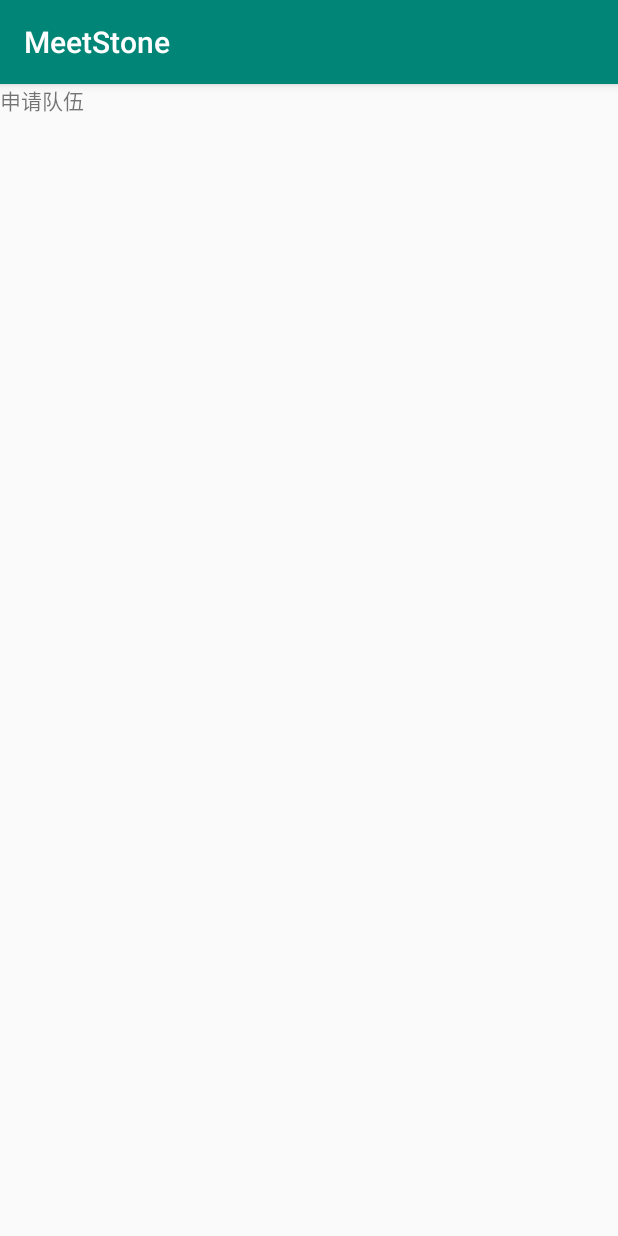
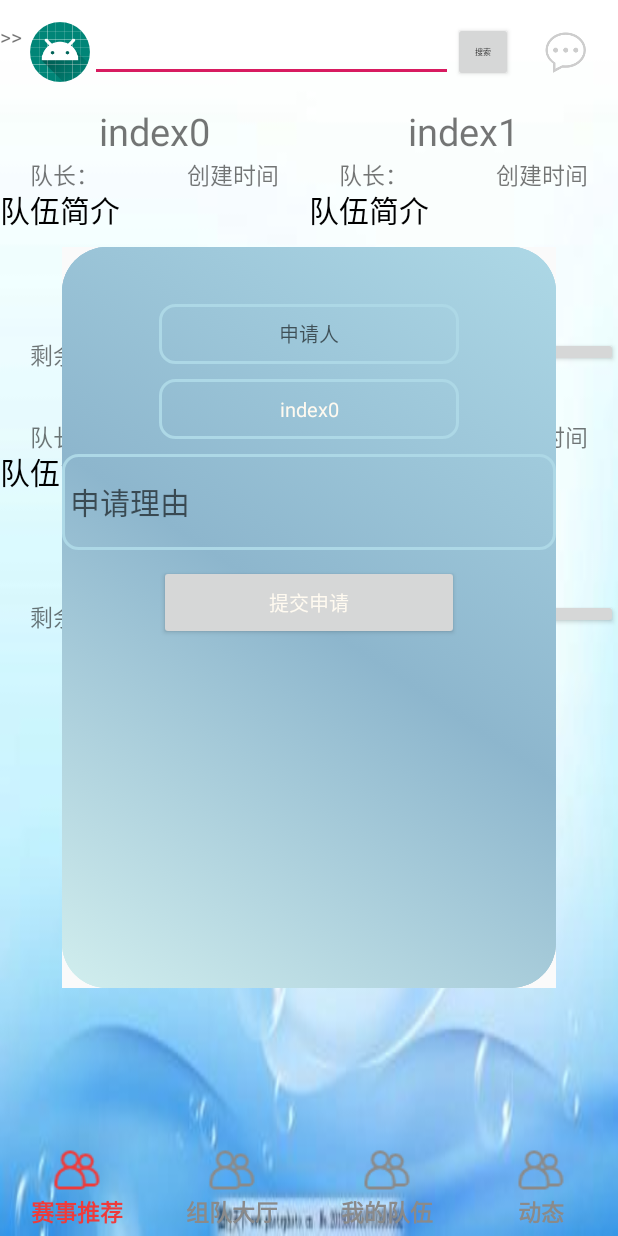
Before and after one commit to Albert9527/MeetStone, an Android app: the fragment FragmentAllTeam placed in its activity, after a tap on "申请", on a phone screen of 412 x 824 dp. Run offline under Robolectric (Android 15) with nearby library versions, the light colour scheme and no system bars; our stand-ins replace CircleImageView, RxJava; libraries missing offline, so code that uses them is left out: com.liji.circleimageview; plain views replace CircleImageView; pictures from the network do not load; 2 statements that could not run were skipped.

Commit message:
新增组队大厅弹窗功能

```diff
--- a/app/src/main/AndroidManifest.xml
+++ b/app/src/main/AndroidManifest.xml
@@ -15,8 +15,6 @@
         android:usesCleartextTraffic="true" >
         <activity android:name=".Activity.ShowUserInfo"
             android:theme="@style/AppTheme"></activity>
-        <activity android:name=".Activity.UpdateUserInfo" />
-        <activity android:name=".Activity.Apply_Team" />
         <activity android:name=".Activity.RegisterActivity" />
         <activity android:name=".Activity.MakeTeamActivity" />
         <activity
--- a/app/src/main/java/com/ZCZ1024/MeetStone/Activity/Apply_Team.java
+++ /dev/null
@@ -1,16 +0,0 @@
-package com.ZCZ1024.MeetStone.Activity;
-
-import androidx.appcompat.app.AppCompatActivity;
-
-import android.os.Bundle;
-
-import com.ZCZ1024.MeetStone.R;
-
-public class Apply_Team extends AppCompatActivity {
-
-    @Override
-    protected void onCreate(Bundle savedInstanceState) {
-        super.onCreate(savedInstanceState);
-        setContentView(R.layout.activity_apply__team);
-    }
-}
--- a/app/src/main/java/com/ZCZ1024/MeetStone/Activity/HomePageActivity.java
+++ b/app/src/main/java/com/ZCZ1024/MeetStone/Activity/HomePageActivity.java
@@ -197,7 +197,8 @@ public class HomePageActivity extends AppCompatActivity implements View.OnClickL
 
     public void Nvaclick(View view){
 
-        if (user.getUname() != null) {
+        //设置侧滑栏头像点击响应
+        if (user.getUname() == null) {
             startActivity(new Intent(this, LoginActivity.class));
         } else {
             startActivity(new Intent(this, ShowUserInfo.class));
--- a/app/src/main/java/com/ZCZ1024/MeetStone/Fragments/FragmentAllTeam.java
+++ b/app/src/main/java/com/ZCZ1024/MeetStone/Fragments/FragmentAllTeam.java
@@ -1,7 +1,8 @@
 package com.ZCZ1024.MeetStone.Fragments;
 
-import android.content.Intent;
+import android.content.SharedPreferences;
 import android.os.Bundle;
+import android.util.Log;
 import android.view.LayoutInflater;
 import android.view.View;
 import android.view.ViewGroup;
@@ -13,10 +14,11 @@ import androidx.fragment.app.Fragment;
 import androidx.recyclerview.widget.GridLayoutManager;
 import androidx.recyclerview.widget.RecyclerView;
 
-import com.ZCZ1024.MeetStone.Activity.Apply_Team;
 import com.ZCZ1024.MeetStone.Adapter.AllteamViewAdapter;
 import com.ZCZ1024.MeetStone.Entity.Team;
 import com.ZCZ1024.MeetStone.R;
+import com.ZCZ1024.MeetStone.Util.AcuntInfo;
+import com.ZCZ1024.MeetStone.Util.CreatDialogUtil;
 
 import java.util.ArrayList;
 import java.util.List;
@@ -25,6 +27,9 @@ public class FragmentAllTeam extends Fragment {
     private RecyclerView recyclerView;
     private AllteamViewAdapter viewAdapter;
     private List<Team> teams;
+    private OnItemClickListener listener;
+    private View.OnClickListener clicklistener;
+    private CreatDialogUtil creatDialogUtil;
 
     @Nullable
     @Override
@@ -39,7 +44,7 @@ public class FragmentAllTeam extends Fragment {
 
         //设置适配器
         viewAdapter = new AllteamViewAdapter(null);
-        OnItemClickListener listener = new OnItemClickListener() {
+        listener = new OnItemClickListener() {
             @Override
             public void itemClick(int position, View view) {
                 switch (view.getId()) {
@@ -47,13 +52,29 @@ public class FragmentAllTeam extends Fragment {
                         Toast.makeText(view.getContext(), position + "被点击", Toast.LENGTH_LONG).show();
                         break;
                     case R.id.bt_teamapply:
-                        startActivity(new Intent(getContext(),Apply_Team.class));
+                        showEditDialog();
+                        creatDialogUtil.tv_Apply_user.setText(AcuntInfo.getUserId(getContext()));
+                        Log.d("userid",AcuntInfo.getUserId(getContext()));
+                        creatDialogUtil.tv_Apply_group.setText(teams.get(position).getName());
+                        break;
+                    case R.id.bt_applyteam:
+                        creatDialogUtil.showinfo();
+                        break;
+                    default:
+                        break;
                 }
             }
         };
 
         viewAdapter.setOnItemClickListener(listener);
         recyclerView.setAdapter(viewAdapter);
+
+        clicklistener = new View.OnClickListener() {
+            @Override
+            public void onClick(View v) {
+                creatDialogUtil.showinfo();
+            }
+        };
 
         initData();
 
@@ -74,4 +95,10 @@ public class FragmentAllTeam extends Fragment {
     public static interface OnItemClickListener {
         void itemClick(int position, View view);
     }
+
+    public void showEditDialog() {
+        creatDialogUtil = new CreatDialogUtil(this.getActivity(),R.style.ownColorbyZD,clicklistener);
+        creatDialogUtil.show();
+    }
+
 }
--- /dev/null
+++ b/app/src/main/java/com/ZCZ1024/MeetStone/Util/CreatDialogUtil.java
@@ -0,0 +1,84 @@
+package com.ZCZ1024.MeetStone.Util;
+
+import android.app.Activity;
+import android.app.Dialog;
+import android.os.Bundle;
+import android.view.Display;
+import android.view.View;
+import android.view.Window;
+import android.view.WindowManager;
+import android.widget.Button;
+import android.widget.EditText;
+import android.widget.TextView;
+import android.widget.Toast;
+
+import com.ZCZ1024.MeetStone.R;
+
+public class CreatDialogUtil extends Dialog {
+    Activity context;
+
+    private Button btn_submit,bt_applycancel;
+    public EditText et_Apply_reason;
+    public TextView tv_Apply_group,tv_Apply_user;
+
+    private View.OnClickListener clickListener;
+
+    public CreatDialogUtil(Activity context) {
+        super(context);
+        this.context = context;
+    }
+
+    public CreatDialogUtil(Activity context, int theme,View.OnClickListener clickListener) {
+        super(context,theme);
+        this.context = context;
+        this.clickListener = clickListener;
+    }
+
+    @Override
+    protected void onCreate(Bundle savedInstanceState) {
+        super.onCreate(savedInstanceState);
+
+        //指定布局
+        this.setContentView(R.layout.activity_apply_team);
+        tv_Apply_user = findViewById(R.id.et_applyuname);
+        tv_Apply_group = findViewById(R.id.et_applytname);
+        et_Apply_reason = findViewById(R.id.et_applyteamreason);
+
+
+        /*
+         * 获取圣诞框的窗口对象及参数对象以修改对话框的布局设置, 可以直接调用getWindow(),表示获得这个Activity的Window
+         * 对象,这样这可以以同样的方式改变这个Activity的属性.
+         */
+
+        final Window dialogwindow = this.getWindow();
+
+        final WindowManager manager = context.getWindowManager();
+
+        Display display = manager.getDefaultDisplay();// 获取屏幕宽、高用
+
+        WindowManager.LayoutParams params = dialogwindow.getAttributes();// 获取对话框当前的参数值
+        params.height = (int) (display.getHeight() * 0.6); // 高度设置为屏幕的0.6
+        params.width = (int) (display.getWidth() * 0.8); // 宽度设置为屏幕的0.8
+        dialogwindow.setAttributes(params);
+
+        //根据id在布局中找到控件对象
+        btn_submit = findViewById(R.id.bt_applyteam);
+        bt_applycancel = findViewById(R.id.bt_applycancel);
+
+        btn_submit.setOnClickListener(clickListener);
+        bt_applycancel.setOnClickListener(new View.OnClickListener() {
+            @Override
+            public void onClick(View v){
+
+                //点击自定义按钮关闭弹窗
+                CreatDialogUtil.this.dismiss();
+            }
+        });
+        this.setCancelable(true);
+    }
+
+    public void showinfo() {
+        Toast.makeText(this.context,tv_Apply_user.getText().toString(),Toast.LENGTH_SHORT).show();
+    }
+
+}
--- /dev/null
+++ b/app/src/main/res/drawable/border_color.xml
@@ -0,0 +1,19 @@
+<?xml version="1.0" encoding="utf-8"?>
+<selector xmlns:android="http://schemas.android.com/apk/res/android">
+    <item >
+        <shape android:shape="rectangle">
+
+            <solid android:color="#FDF5E6"/>
+            <stroke
+                android:width="2dp"
+                android:color="#ADD8E6"/>
+
+            <gradient
+                android:startColor="#FF7256"
+                android:centerColor="#EED2EE"
+                android:endColor="#ADD8E6"
+                android:angle="45"/>
+            <corners android:radius="10dp"/>
+        </shape>
+    </item>
+</selector>
--- /dev/null
+++ b/app/src/main/res/drawable/et_boder.xml
@@ -0,0 +1,10 @@
+<?xml version="1.0" encoding="utf-8"?>
+<shape
+    xmlns:android="http://schemas.android.com/apk/res/android"
+    android:shape="rectangle">
+    <stroke
+        android:width="2dp"
+        android:color="#ADD8E6"/>
+
+    <corners android:radius="10dp"/>
+</shape>
--- a/app/src/main/res/layout/activity_apply__team.xml
+++ /dev/null
@@ -1,13 +0,0 @@
-<?xml version="1.0" encoding="utf-8"?>
-<LinearLayout xmlns:android="http://schemas.android.com/apk/res/android"
-    xmlns:app="http://schemas.android.com/apk/res-auto"
-    xmlns:tools="http://schemas.android.com/tools"
-    android:layout_width="match_parent"
-    android:layout_height="match_parent"
-    tools:context=".Activity.Apply_Team">
-    <TextView
-        android:layout_width="match_parent"
-        android:layout_height="wrap_content"
-        android:text="申请队伍"/>
-
-</LinearLayout>
--- /dev/null
+++ b/app/src/main/res/layout/activity_apply_team.xml
@@ -0,0 +1,57 @@
+<?xml version="1.0" encoding="utf-8"?>
+<LinearLayout xmlns:android="http://schemas.android.com/apk/res/android"
+    xmlns:app="http://schemas.android.com/apk/res-auto"
+    xmlns:tools="http://schemas.android.com/tools"
+    android:layout_width="match_parent"
+    android:layout_height="match_parent"
+    android:gravity="center_horizontal"
+    android:orientation="vertical">
+
+    <Button
+        android:layout_width="@dimen/dp_40"
+        android:layout_height="@dimen/dp_40"
+        android:layout_gravity="right"
+        android:layout_margin="10dp"
+        android:text="X"
+        android:id="@+id/bt_applycancel"/>
+
+    <TextView
+        android:id="@+id/et_applyuname"
+        android:layout_width="200dp"
+        android:layout_height="40dp"
+        android:layout_marginTop="10dp"
+        android:background="@drawable/et_boder"
+        android:gravity="center"
+        android:hint="申请人" />
+
+    <TextView
+        android:id="@+id/et_applytname"
+        android:layout_width="200dp"
+        android:layout_height="40dp"
+        android:layout_marginTop="10dp"
+        android:background="@drawable/et_boder"
+        android:gravity="center"
+        android:hint="队伍名称" />
+
+
+    <EditText
+        android:id="@+id/et_applyteamreason"
+        android:layout_width="match_parent"
+        android:layout_height="wrap_content"
+        android:layout_marginTop="10dp"
+        android:background="@drawable/et_boder"
+        android:hint="申请理由"
+        android:minLines="2"
+        android:maxLines="5"
+        android:textSize="20sp"
+        android:padding="5dp"/>
+
+    <Button
+        android:id="@+id/bt_applyteam"
+        android:layout_width="200dp"
+        android:layout_height="50dp"
+        android:layout_gravity="center"
+        android:layout_marginTop="10dp"
+        android:text="提交申请" />
+
+</LinearLayout>
--- a/app/src/main/res/layout/activity_home_page.xml
+++ b/app/src/main/res/layout/activity_home_page.xml
@@ -169,16 +169,17 @@
                 android:gravity="center_horizontal"
                 android:orientation="vertical"
                 android:layout_gravity="center">
+
                 <ImageView
                     android:id="@+id/fragment_img_dynmic"
                     android:layout_width="wrap_content"
                     android:layout_height="wrap_content"
-                    android:src="@drawable/all_team_off"/>
+                    android:src="@drawable/all_team_off" />
                 <TextView
                     android:id="@+id/tv_fragment_dynmic"
                     android:layout_width="wrap_content"
                     android:layout_height="wrap_content"
-                    android:text="赛事推荐"
+                    android:text="动态"
                     android:textColor="#8a8a8a"
                     android:textStyle="bold"
                     android:textSize="15sp"/>
--- a/app/src/main/res/values/colors.xml
+++ b/app/src/main/res/values/colors.xml
@@ -6,4 +6,5 @@
 
     <color name="defulttub">#8a8a8a</color>
     <color name="click">#EE3B3B</color>
+
 </resources>
--- a/app/src/main/res/values/styles.xml
+++ b/app/src/main/res/values/styles.xml
@@ -32,4 +32,6 @@
 
     <style name="AppTheme.PopupOverlay" parent="ThemeOverlay.AppCompat.Light" />
 
+    <style name="et_boder">
+    </style>
 </resources>
```
